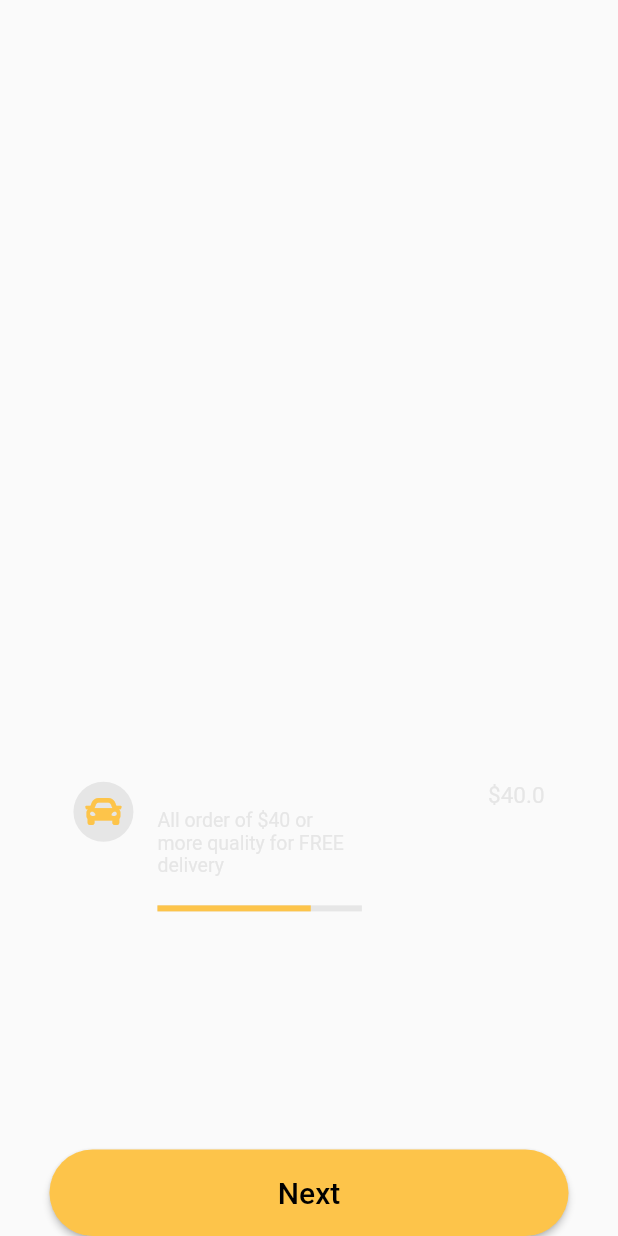
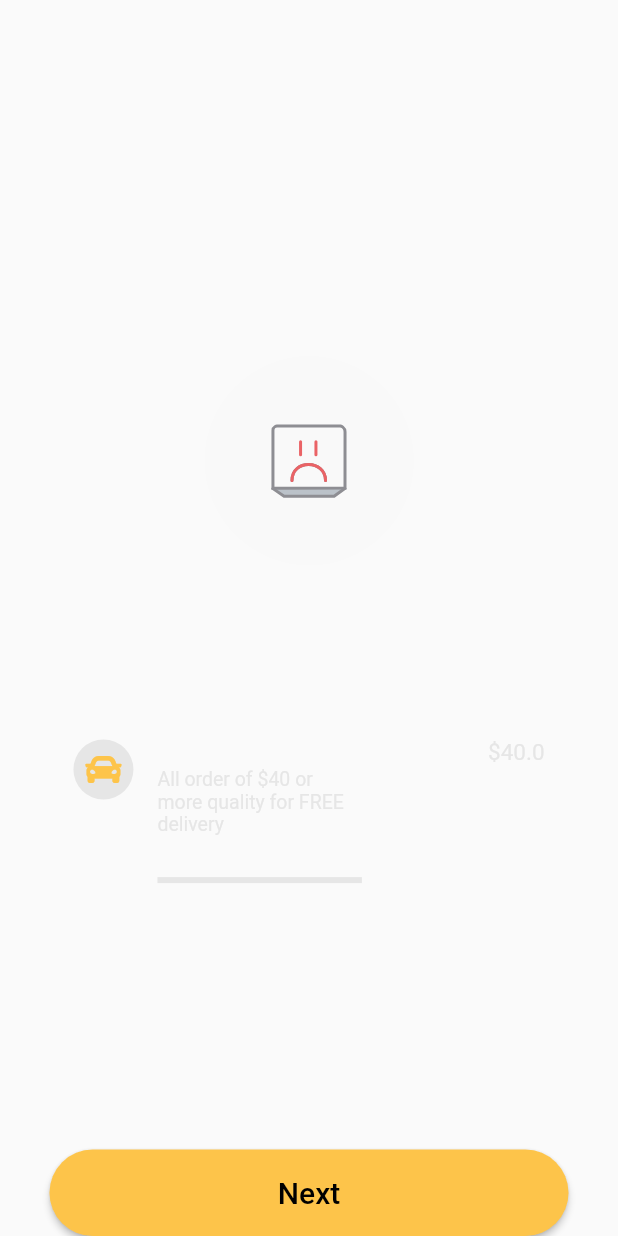
Before and after one commit to VB10/ShoppingApp, a Flutter app: the ShopPaymentView widget shown alone on an empty page, opened directly, on a phone screen of 412 x 824 dp. Run offline on Flutter 3.47's test engine with Material 2 defaults, Android fonts, the phone set to English and light mode, and no system bars; our stand-ins replace font_awesome_flutter, lottie; missing offline and left inert: lipsum; network calls fail.

Commit message:
ui design completed

```diff
--- /dev/null
+++ b/lib/core/constants/app_image_constants.dart
@@ -0,0 +1,10 @@
+class ImagePath {
+  static ImagePath _instance = ImagePath._init();
+  static ImagePath get instance => _instance;
+
+  ImagePath._init();
+
+  String get notFoundLottie => lottiePath("shopbag");
+
+  String lottiePath(String text) => "assets/lottie/$text.json";
+}
--- a/lib/core/constants/app_strings.dart
+++ b/lib/core/constants/app_strings.dart
@@ -11,7 +11,7 @@ class AppStrings {
   String listHeroTag(int index) => "listHero-$index";
 
   String aboutProduct = "About the Product";
-  String addToCard = "Add to card";
+  String addToCard = "Add to cart";
   String paymentTitle = "Cart";
   String multi = "x";
   String delivery = "Delivery";
--- a/lib/core/view/widget/card/shop_payment_card.dart
+++ b/lib/core/view/widget/card/shop_payment_card.dart
@@ -76,5 +76,6 @@ class ShopPaymentCard extends BaseStatelessWidget {
   Widget circleImage(ThemeData currentTheme) => ShoppingCardCircle(
         currentTheme: currentTheme,
         product: item,
+        isBadge: false,
       );
 }
--- /dev/null
+++ b/lib/core/view/widget/lottie/not_found.dart
@@ -0,0 +1,10 @@
+import 'package:flutter/material.dart';
+import 'package:lottie/lottie.dart';
+import 'package:shoppingapp/core/constants/app_image_constants.dart';
+
+class NotFoundLottie extends StatelessWidget {
+  @override
+  Widget build(BuildContext context) {
+    return Lottie.asset(ImagePath.instance.notFoundLottie);
+  }
+}
--- a/lib/features/shop/view/shop_payment.dart
+++ b/lib/features/shop/view/shop_payment.dart
@@ -1,5 +1,6 @@
 import 'package:flutter/material.dart';
 import 'package:provider/provider.dart';
+import 'package:shoppingapp/core/view/widget/lottie/not_found.dart';
 import 'package:shoppingapp/features/notifier/product_list_notifier.dart';
 
 import '../../../core/constants/app_strings.dart';
@@ -28,7 +29,6 @@ class _ShopPaymentViewState extends BaseState<ShopPaymentView> {
         children: <Widget>[
           Spacer(),
           cartTitle(),
-          Spacer(),
           buildExpandedShopList(),
           buildDeliveryCard(),
           Spacer(),
@@ -39,6 +39,20 @@ class _ShopPaymentViewState extends BaseState<ShopPaymentView> {
       ),
     );
   }
+
+  //1
+
+  Text cartTitle() {
+    return Text(
+      AppStrings.instance.paymentTitle,
+      style: currentTheme.primaryTextTheme.headline1,
+      textScaleFactor: 1.5,
+    );
+  }
+
+// 2
+  Expanded buildDeliveryCard() => Expanded(
+      flex: 1, child: PaymentListTile(totalMoney: sumMoneyAll.toInt()));
 
   SizedBox buildNextButton(BuildContext context) {
     return SizedBox(
@@ -75,25 +89,21 @@ class _ShopPaymentViewState extends BaseState<ShopPaymentView> {
   }
 
   double get sumMoneyAll => currentProductList.fold(
-      0, (previousValue, element) => previousValue + element.price);
-
-  Expanded buildDeliveryCard() =>
-      Expanded(flex: 1, child: PaymentListTile(totalMoney: 30));
+      0,
+      (previousValue, element) =>
+          previousValue + (element.price * element.count));
 
   Expanded buildExpandedShopList() => Expanded(
       flex: 4,
-      child: ListView.builder(
-        itemCount: currentProductList.length,
-        shrinkWrap: true,
-        itemBuilder: (context, index) =>
-            ShopPaymentCard(item: currentProductList[index]),
-      ));
+      child: currentProductList.isEmpty
+          ? notFoundLottie
+          : ListView.builder(
+              itemCount: currentProductList.length,
+              shrinkWrap: true,
+              itemBuilder: (context, index) =>
+                  ShopPaymentCard(item: currentProductList[index]),
+            ));
 
-  Text cartTitle() {
-    return Text(
-      AppStrings.instance.paymentTitle,
-      style: currentTheme.primaryTextTheme.headline1,
-      textScaleFactor: 1.5,
-    );
-  }
+  Widget get notFoundLottie =>
+      Center(child: AspectRatio(aspectRatio: 4 / 5, child: NotFoundLottie()));
 }
--- a/lib/features/shop/view/shop_view_detail.dart
+++ b/lib/features/shop/view/shop_view_detail.dart
@@ -20,6 +20,11 @@ class ShopDetailView extends BaseStatelessWidget {
     final textTheme = Theme.of(context).textTheme;
     final colorScheme = Theme.of(context).colorScheme;
     return Scaffold(
+      appBar: AppBar(
+        backgroundColor: Colors.transparent,
+        elevation: 0,
+        iconTheme: IconThemeData(color: colorScheme.onSurface),
+      ),
       bottomNavigationBar: buildBottomSafeArea(context, textTheme, colorScheme),
       body: ListView(
         padding: EdgeInsets.symmetric(
```
Also changed, not shown: assets/lottie/shopbag.json (added, +1 -0 lines), lib/core/view/widget/card/shopping_circle_card.dart (+20 -17 lines), lib/features/notifier/product_list_notifier.dart (+10 -1 lines), lib/features/shop/model/product.dart (+28 -0 lines), pubspec.yaml (+4 -3 lines), pubspec.lock.
